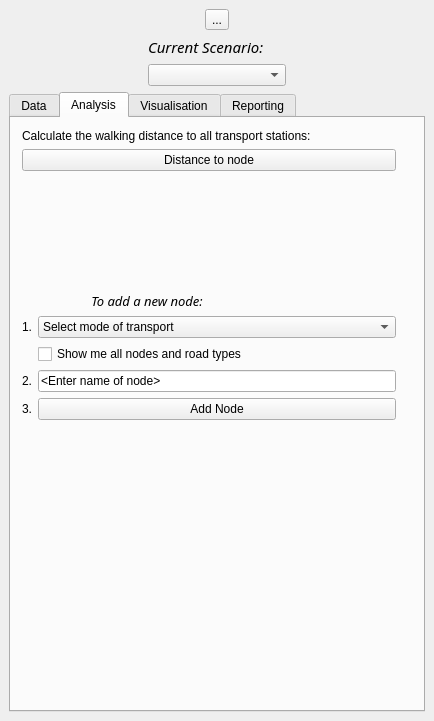
This is PASCAL2/spatial_decision_dockwidget_base.ui in SimonGriffioen/GEO1005 as Qt 5 draws it before an edit. The edited form follows.
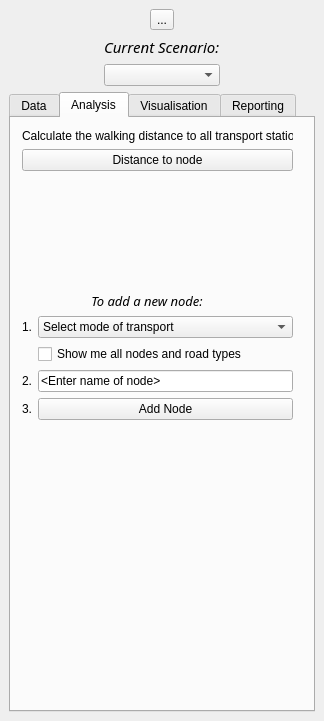
This is the edited form. The open tabs and pages were chosen to show the change.

Diff of the .ui file:
```diff
--- a/PASCAL2/spatial_decision_dockwidget_base.ui
+++ b/PASCAL2/spatial_decision_dockwidget_base.ui
@@ -6,7 +6,7 @@
    <rect>
     <x>0</x>
     <y>0</y>
-    <width>434</width>
+    <width>324</width>
     <height>721</height>
    </rect>
   </property>
@@ -25,6 +25,9 @@
   <property name="acceptDrops">
    <bool>false</bool>
   </property>
+  <property name="styleSheet">
+   <string notr="true">background=rgb(255, 255, 255)</string>
+  </property>
   <property name="windowTitle">
    <string>PASCAL</string>
   </property>
@@ -370,7 +373,7 @@
          <rect>
           <x>11</x>
           <y>11</y>
-          <width>374</width>
+          <width>271</width>
           <height>291</height>
          </rect>
         </property>
```
Left out of the diff: 4 changed lines with no effect on the pictures.
